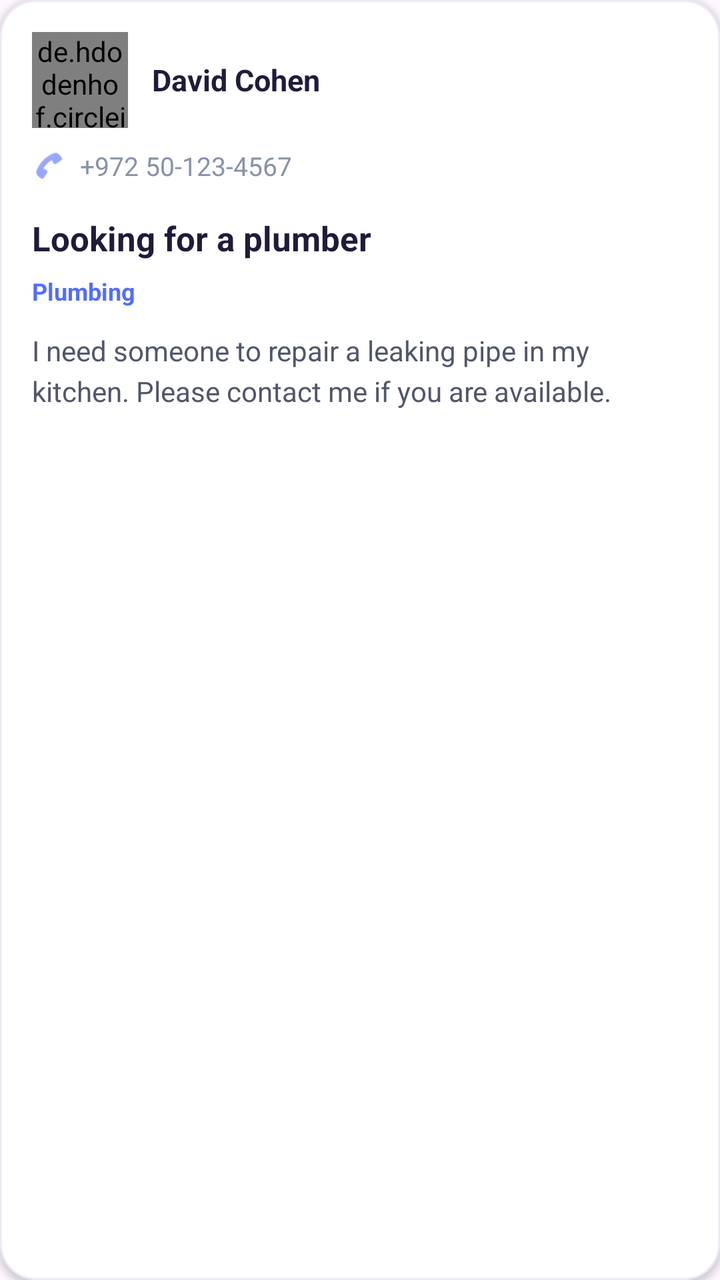
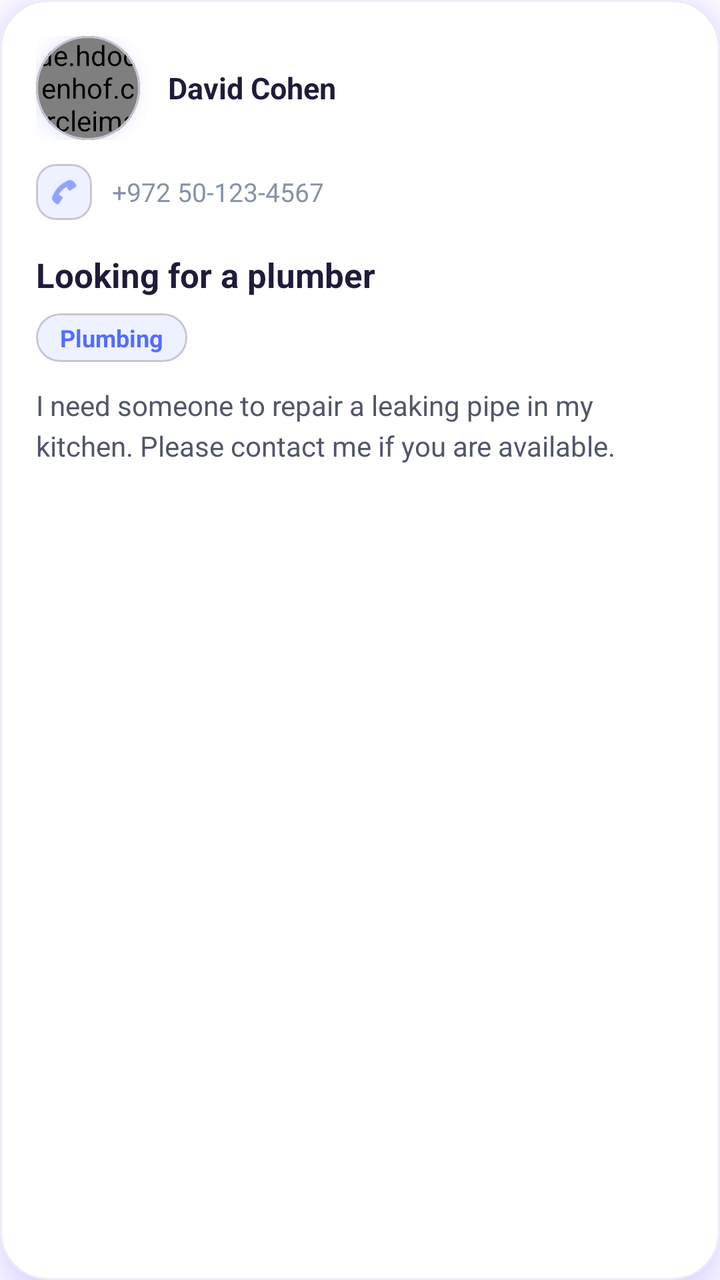

Two renders of the same Android screen: before a commit and after it. Below are the layout's source before the change and the commit's diff.
<!-- AndroidManifest.xml: application theme Theme.FindProfessionals -->
<!-- res/layout/item_post.xml -->
<?xml version="1.0" encoding="utf-8"?>
<com.google.android.material.card.MaterialCardView
    xmlns:android="http://schemas.android.com/apk/res/android"
    xmlns:app="http://schemas.android.com/apk/res-auto"
    android:layout_width="match_parent"
    android:layout_height="wrap_content"
    android:layout_marginHorizontal="4dp"
    android:layout_marginVertical="7dp"
    app:cardBackgroundColor="#FFFFFF"
    app:cardCornerRadius="18dp"
    app:cardElevation="2dp"
    app:strokeColor="#ECEAF5"
    app:strokeWidth="1dp">

    <LinearLayout
        android:layout_width="match_parent"
        android:layout_height="wrap_content"
        android:orientation="vertical"
        android:padding="16dp">

        
        <LinearLayout
            android:layout_width="match_parent"
            android:layout_height="wrap_content"
            android:gravity="center_vertical"
            android:orientation="horizontal">

            <de.hdodenhof.circleimageview.CircleImageView
                android:id="@+id/postAuthorImage"
                android:layout_width="48dp"
                android:layout_height="48dp"
                android:src="@drawable/ic_launcher_foreground"
                android:scaleType="centerCrop"/>

            <TextView
                android:id="@+id/postAuthorName"
                android:layout_width="0dp"
                android:layout_height="wrap_content"
                android:layout_marginStart="12dp"
                android:layout_weight="1"
                android:text="David Cohen"
                android:textColor="#211B3A"
                android:textSize="15sp"
                android:textStyle="bold"/>

        </LinearLayout>

        
        <LinearLayout
            android:layout_width="match_parent"
            android:layout_height="wrap_content"
            android:layout_marginTop="10dp"
            android:gravity="center_vertical"
            android:orientation="horizontal">

            <ImageView
                android:layout_width="17dp"
                android:layout_height="17dp"
                android:src="@android:drawable/ic_menu_call"
                android:contentDescription="Phone"
                app:tint="#536DFE"/>

            <TextView
                android:id="@+id/postAuthorPhone"
                android:layout_width="0dp"
                android:layout_height="wrap_content"
                android:layout_marginStart="7dp"
                android:layout_weight="1"
                android:text="+972 50-123-4567"
                android:textColor="#8792A8"
                android:textSize="13sp"/>
        </LinearLayout>

        
        <TextView
            android:id="@+id/postTitle"
            android:layout_width="match_parent"
            android:layout_height="wrap_content"
            android:layout_marginTop="16dp"
            android:text="Looking for a plumber"
            android:textColor="#211B3A"
            android:textSize="17sp"
            android:textStyle="bold"/>

        
        <TextView
            android:id="@+id/postCategory"
            android:layout_width="wrap_content"
            android:layout_height="wrap_content"
            android:layout_marginTop="7dp"
            android:text="Plumbing"
            android:textColor="#536DFE"
            android:textSize="12sp"
            android:textStyle="bold"/>

        
        <TextView
            android:id="@+id/postContent"
            android:layout_width="match_parent"
            android:layout_height="wrap_content"
            android:layout_marginTop="12dp"
            android:text="I need someone to repair a leaking pipe in my kitchen. Please contact me if you are available."
            android:textColor="#51566B"
            android:textSize="14sp"
            android:lineSpacingExtra="4dp"
            android:breakStrategy="high_quality"/>

    </LinearLayout>

</com.google.android.material.card.MaterialCardView>
<!-- resources referenced by this layout -->
<resources>
  <!-- drawable ic_launcher_foreground (drawable) -->
  <vector xmlns:android="http://schemas.android.com/apk/res/android"
      xmlns:aapt="http://schemas.android.com/aapt"
      android:width="108dp"
      android:height="108dp"
      android:viewportWidth="108"
      android:viewportHeight="108">
      <path android:pathData="M31,63.928c0,0 6.4,-11 12.1,-13.1c7.2,-2.6 26,-1.4 26,-1.4l38.1,38.1L107,108.928l-32,-1L31,63.928z">
          <aapt:attr name="android:fillColor">
              <gradient
                  android:endX="85.84757"
                  android:endY="92.4963"
                  android:startX="42.9492"
                  android:startY="49.59793"
                  android:type="linear">
                  <item
                      android:color="#44000000"
                      android:offset="0.0" />
                  <item
                      android:color="#00000000"
                      android:offset="1.0" />
              </gradient>
          </aapt:attr>
      </path>
      <path
          android:fillColor="#FFFFFF"
          android:fillType="nonZero"
          android:pathData="M65.3,45.828l3.8,-6.6c0.2,-0.4 0.1,-0.9 -0.3,-1.1c-0.4,-0.2 -0.9,-0.1 -1.1,0.3l-3.9,6.7c-6.3,-2.8 -13.4,-2.8 -19.7,0l-3.9,-6.7c-0.2,-0.4 -0.7,-0.5 -1.1,-0.3C38.8,38.328 38.7,38.828 38.9,39.228l3.8,6.6C36.2,49.428 31.7,56.028 31,63.928h46C76.3,56.028 71.8,49.428 65.3,45.828zM43.4,57.328c-0.8,0 -1.5,-0.5 -1.8,-1.2c-0.3,-0.7 -0.1,-1.5 0.4,-2.1c0.5,-0.5 1.4,-0.7 2.1,-0.4c0.7,0.3 1.2,1 1.2,1.8C45.3,56.528 44.5,57.328 43.4,57.328L43.4,57.328zM64.6,57.328c-0.8,0 -1.5,-0.5 -1.8,-1.2s-0.1,-1.5 0.4,-2.1c0.5,-0.5 1.4,-0.7 2.1,-0.4c0.7,0.3 1.2,1 1.2,1.8C66.5,56.528 65.6,57.328 64.6,57.328L64.6,57.328z"
          android:strokeWidth="1"
          android:strokeColor="#00000000" />
  </vector>
  <style name="Theme.FindProfessionals" parent="Base.Theme.FindProfessionals" />
  <style name="Base.Theme.FindProfessionals" parent="Theme.Material3.DayNight.NoActionBar">
          
          
      </style>
</resources>

<!-- the commit's change to res/layout/item_post.xml (unified diff, before → after) -->
@@ -5,10 +5,12 @@
     android:layout_width="match_parent"
     android:layout_height="wrap_content"
     android:layout_marginHorizontal="4dp"
-    android:layout_marginVertical="7dp"
+    android:layout_marginVertical="8dp"
+    android:outlineAmbientShadowColor="#536DFE"
+    android:outlineSpotShadowColor="#536DFE"
     app:cardBackgroundColor="#FFFFFF"
-    app:cardCornerRadius="18dp"
-    app:cardElevation="2dp"
+    app:cardCornerRadius="24dp"
+    app:cardElevation="8dp"
     app:strokeColor="#ECEAF5"
     app:strokeWidth="1dp">
 
@@ -16,7 +18,7 @@
         android:layout_width="match_parent"
         android:layout_height="wrap_content"
         android:orientation="vertical"
-        android:padding="16dp">
+        android:padding="18dp">
 
         
         <LinearLayout
@@ -25,23 +27,35 @@
             android:gravity="center_vertical"
             android:orientation="horizontal">
 
-            <de.hdodenhof.circleimageview.CircleImageView
-                android:id="@+id/postAuthorImage"
-                android:layout_width="48dp"
-                android:layout_height="48dp"
-                android:src="@drawable/ic_launcher_foreground"
-                android:scaleType="centerCrop"/>
+            
+            <com.google.android.material.card.MaterialCardView
+                android:layout_width="52dp"
+                android:layout_height="52dp"
+                android:outlineSpotShadowColor="#536DFE"
+                app:cardBackgroundColor="#FFFFFF"
+                app:cardCornerRadius="26dp"
+                app:cardElevation="6dp">
+
+                <de.hdodenhof.circleimageview.CircleImageView
+                    android:id="@+id/postAuthorImage"
+                    android:layout_width="match_parent"
+                    android:layout_height="match_parent"
+                    android:scaleType="centerCrop"
+                    android:src="@drawable/ic_launcher_foreground"
+                    app:civ_border_color="#FFFFFF"
+                    app:civ_border_width="2dp" />
+            </com.google.android.material.card.MaterialCardView>
 
             <TextView
                 android:id="@+id/postAuthorName"
                 android:layout_width="0dp"
                 android:layout_height="wrap_content"
-                android:layout_marginStart="12dp"
+                android:layout_marginStart="14dp"
                 android:layout_weight="1"
                 android:text="David Cohen"
                 android:textColor="#211B3A"
                 android:textSize="15sp"
-                android:textStyle="bold"/>
+                android:textStyle="bold" />
 
         </LinearLayout>
 
@@ -49,26 +63,35 @@
         <LinearLayout
             android:layout_width="match_parent"
             android:layout_height="wrap_content"
-            android:layout_marginTop="10dp"
+            android:layout_marginTop="12dp"
             android:gravity="center_vertical"
             android:orientation="horizontal">
 
-            <ImageView
-                android:layout_width="17dp"
-                android:layout_height="17dp"
-                android:src="@android:drawable/ic_menu_call"
-                android:contentDescription="Phone"
-                app:tint="#536DFE"/>
+            <com.google.android.material.card.MaterialCardView
+                android:layout_width="28dp"
+                android:layout_height="28dp"
+                app:cardBackgroundColor="#EEF1FF"
+                app:cardCornerRadius="10dp"
+                app:cardElevation="0dp">
+
+                <ImageView
+                    android:layout_width="16dp"
+                    android:layout_height="16dp"
+                    android:layout_gravity="center"
+                    android:contentDescription="Phone"
+                    android:src="@android:drawable/ic_menu_call"
+                    app:tint="#536DFE" />
+            </com.google.android.material.card.MaterialCardView>
 
             <TextView
                 android:id="@+id/postAuthorPhone"
                 android:layout_width="0dp"
                 android:layout_height="wrap_content"
-                android:layout_marginStart="7dp"
+                android:layout_marginStart="10dp"
                 android:layout_weight="1"
                 android:text="+972 50-123-4567"
                 android:textColor="#8792A8"
-                android:textSize="13sp"/>
+                android:textSize="13sp" />
         </LinearLayout>
 
         
@@ -80,18 +103,30 @@
             android:text="Looking for a plumber"
             android:textColor="#211B3A"
             android:textSize="17sp"
-            android:textStyle="bold"/>
+            android:textStyle="bold" />
 
         
-        <TextView
-            android:id="@+id/postCategory"
+        <com.google.android.material.card.MaterialCardView
             android:layout_width="wrap_content"
             android:layout_height="wrap_content"
-            android:layout_marginTop="7dp"
-            android:text="Plumbing"
-            android:textColor="#536DFE"
-            android:textSize="12sp"
-            android:textStyle="bold"/>
+            android:layout_marginTop="8dp"
+            app:cardBackgroundColor="#EEF1FF"
+            app:cardCornerRadius="12dp"
+            app:cardElevation="0dp">
+
+            <TextView
+                android:id="@+id/postCategory"
+                android:layout_width="wrap_content"
+                android:layout_height="wrap_content"
+                android:paddingStart="12dp"
+                android:paddingTop="4dp"
+                android:paddingEnd="12dp"
+                android:paddingBottom="4dp"
+                android:text="Plumbing"
+                android:textColor="#536DFE"
+                android:textSize="12sp"
+                android:textStyle="bold" />
+        </com.google.android.material.card.MaterialCardView>
 
         
         <TextView
@@ -99,11 +134,11 @@
             android:layout_width="match_parent"
             android:layout_height="wrap_content"
             android:layout_marginTop="12dp"
+            android:breakStrategy="high_quality"
+            android:lineSpacingExtra="4dp"
             android:text="I need someone to repair a leaking pipe in my kitchen. Please contact me if you are available."
             android:textColor="#51566B"
-            android:textSize="14sp"
-            android:lineSpacingExtra="4dp"
-            android:breakStrategy="high_quality"/>
+            android:textSize="14sp" />
 
     </LinearLayout>
 
